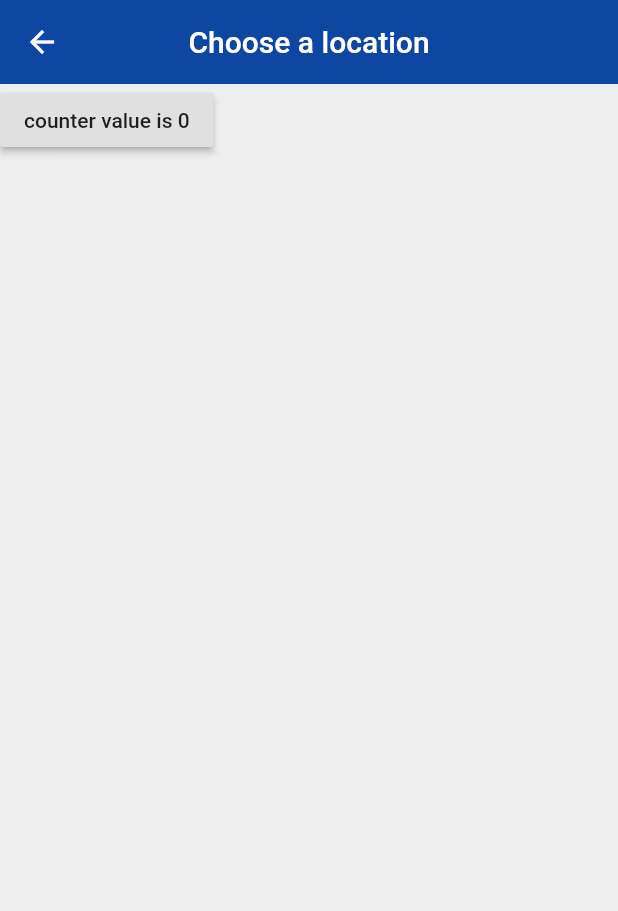
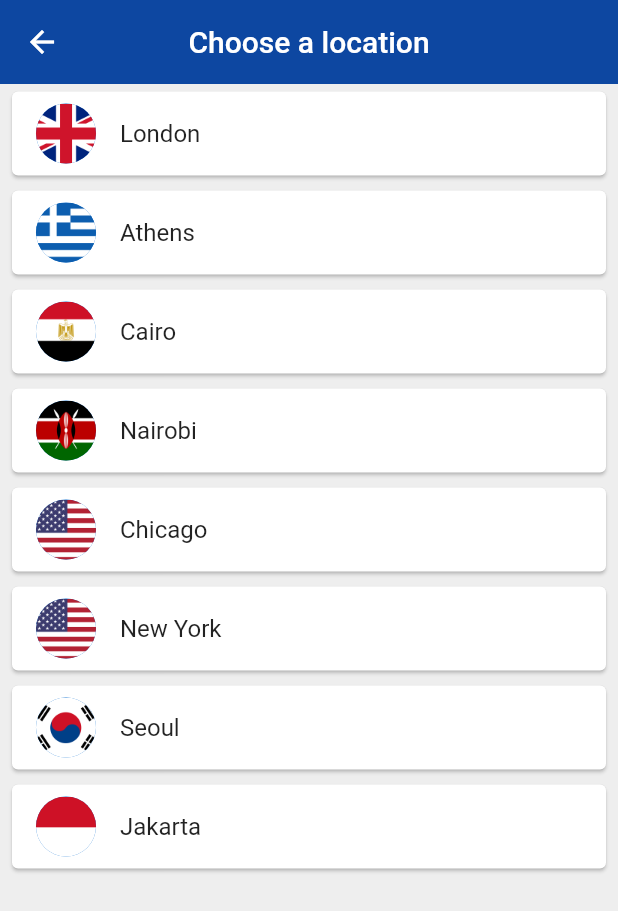
Before and after one commit to pankajatgithub/flutter_world_time, a Flutter app: the ChooseLocation screen opened by its route, on a phone screen of 412 x 824 dp. Shown: the top 911 px of the screen. Run offline on Flutter 3.47's test engine with Material 2 defaults, Android fonts, the phone set to English and light mode, and no system bars; our stand-ins replace flutter_spinkit; network calls fail.

Commit message:
ListViewBuilder in flutter

```diff
--- a/lib/Pages/choose_location.dart
+++ b/lib/Pages/choose_location.dart
@@ -1,30 +1,29 @@
 import 'package:flutter/material.dart';
+import 'package:world_time/services/world_time.dart';
+
+
 class ChooseLocation extends StatefulWidget {
   @override
   _ChooseLocationState createState() => _ChooseLocationState();
 }
 
 class _ChooseLocationState extends State<ChooseLocation> {
-  int counter=0;
-  void getData() async{
-    //simulate network request to get username
-   await Future.delayed(Duration(seconds: 3),(){
-      print("yoshi");
-    });
+  List<WorldTime> locations = [
+    WorldTime(url: 'Europe/London', location: 'London', flag: 'uk.png'),
+    WorldTime(url: 'Europe/Berlin', location: 'Athens', flag: 'greece.png'),
+    WorldTime(url: 'Africa/Cairo', location: 'Cairo', flag: 'egypt.png'),
+    WorldTime(url: 'Africa/Nairobi', location: 'Nairobi', flag: 'kenya.png'),
+    WorldTime(url: 'America/Chicago', location: 'Chicago', flag: 'usa.png'),
+    WorldTime(url: 'America/New_York', location: 'New York', flag: 'usa.png'),
+    WorldTime(url: 'Asia/Seoul', location: 'Seoul', flag: 'south_korea.png'),
+    WorldTime(url: 'Asia/Jakarta', location: 'Jakarta', flag: 'indonesia.png'),
+  ];
 
-    //simulate network request to get user bio
-    await Future.delayed(Duration(seconds: 2),(){
-      print("vegan,musician,blogger");
-    });
-
-    print("Statement");
-
-  }
   @override
   void initState() {
     super.initState();
-    getData();
-    print("Init state function");
+    // getData();
+    // print("Init state function");
   }
 
   @override
@@ -39,14 +38,28 @@ class _ChooseLocationState extends State<ChooseLocation> {
         centerTitle: true,
         elevation: 0,
       ),
-      body: RaisedButton(
-        onPressed: (){
-          setState(() {
-            counter += 1;
-          });
-        },
-        child: Text("counter value is $counter"),
+      body: ListView.builder(
+          itemCount: locations.length,
+          itemBuilder: (context,index){
+            return Padding(
+              padding: const EdgeInsets.symmetric(vertical: 1.0,horizontal: 4.0),
+              child: Card(
+                child: ListTile(
+                  onTap: (){
+                    print(locations[index].location);
+                  },
+                  title: Text(
+                    locations[index].location
+                  ),
+                  leading: CircleAvatar(
+                    backgroundImage: AssetImage('assets/${locations[index].flag}'),
+                  ),
+                ),
+              ),
+            );
+          }
       ),
+
     );
   }
   @override
```
Also changed, not shown: assets/egypt.png (added), assets/germany (1).png (added), assets/germany.png (added), assets/greece.png (added), assets/indonesia.png (added), assets/kenya.png (added), assets/south_korea.png (added), assets/uk.png (added), assets/usa.png (added).
